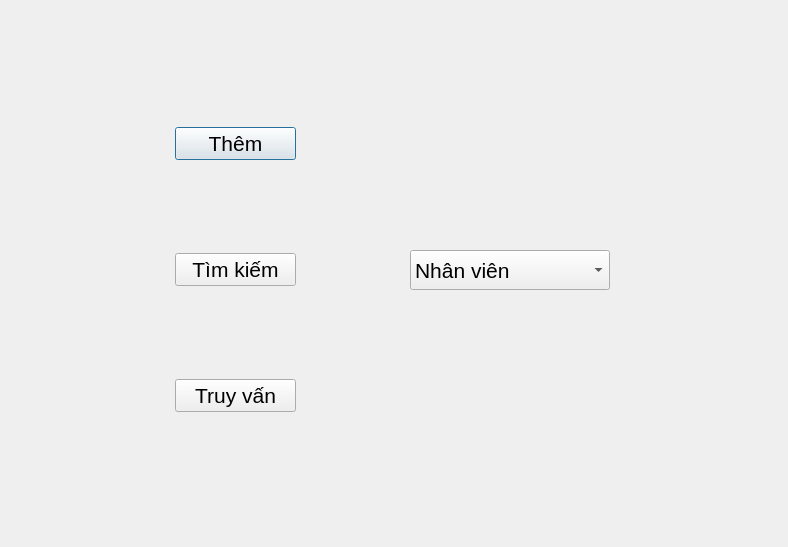
Old version of the form UI/MainMenu.ui in the repository cuongphamduc/QuanLyChiNhanhNganHang.
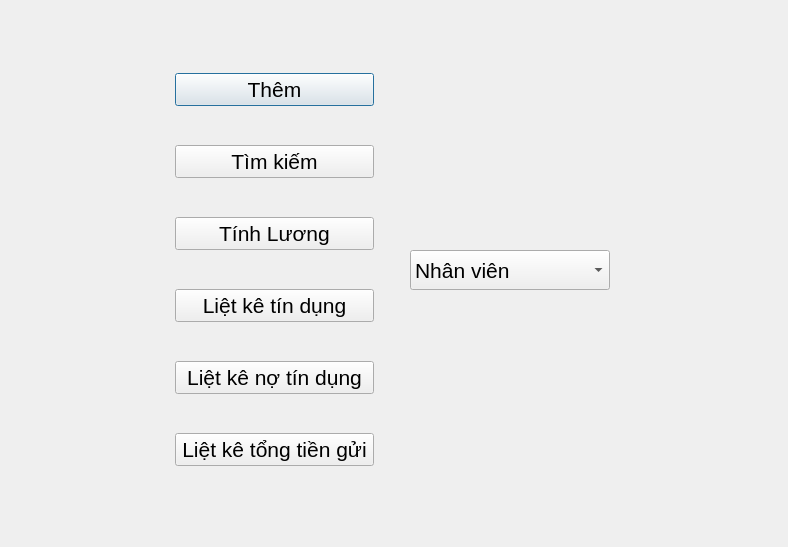
New version of the form.

Patch:
```diff
--- a/UI/MainMenu.ui
+++ b/UI/MainMenu.ui
@@ -53,7 +53,7 @@
     <rect>
      <x>175</x>
      <y>40</y>
-     <width>121</width>
+     <width>199</width>
      <height>461</height>
     </rect>
    </property>
@@ -90,7 +90,43 @@
        </font>
       </property>
       <property name="text">
-       <string>Truy vấn</string>
+       <string>Tính Lương</string>
+      </property>
+     </widget>
+    </item>
+    <item>
+     <widget class="QPushButton" name="pushButton_4">
+      <property name="font">
+       <font>
+        <pointsize>16</pointsize>
+       </font>
+      </property>
+      <property name="text">
+       <string>Liệt kê tín dụng</string>
+      </property>
+     </widget>
+    </item>
+    <item>
+     <widget class="QPushButton" name="pushButton_5">
+      <property name="font">
+       <font>
+        <pointsize>16</pointsize>
+       </font>
+      </property>
+      <property name="text">
+       <string>Liệt kê nợ tín dụng</string>
+      </property>
+     </widget>
+    </item>
+    <item>
+     <widget class="QPushButton" name="pushButton_6">
+      <property name="font">
+       <font>
+        <pointsize>16</pointsize>
+       </font>
+      </property>
+      <property name="text">
+       <string>Liệt kê tổng tiền gửi</string>
       </property>
      </widget>
     </item>
```
